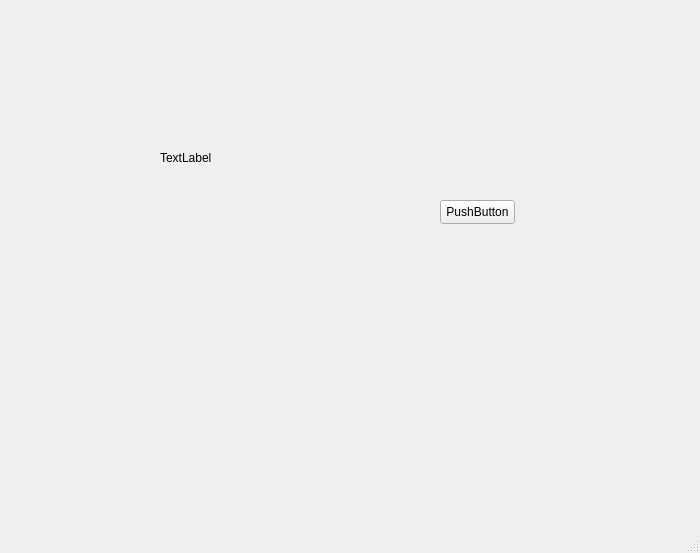
First picture: the form in ui/app.ui, repository YuCheng21/kmu-excel-tool, before the edit.
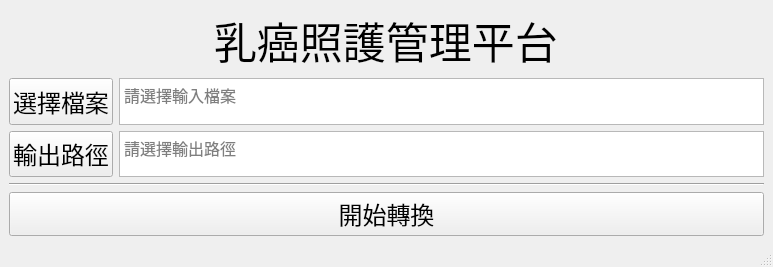
Second picture: the form after the edit.

What changed in the file:
```diff
--- a/ui/app.ui
+++ b/ui/app.ui
@@ -6,40 +6,189 @@
    <rect>
     <x>0</x>
     <y>0</y>
-    <width>700</width>
-    <height>553</height>
+    <width>773</width>
+    <height>267</height>
    </rect>
   </property>
   <property name="windowTitle">
    <string>MainWindow</string>
   </property>
   <widget class="QWidget" name="centralwidget">
-   <widget class="QPushButton" name="asdf">
-    <property name="geometry">
-     <rect>
-      <x>440</x>
-      <y>200</y>
-      <width>75</width>
-      <height>24</height>
-     </rect>
-    </property>
-    <property name="text">
-     <string>PushButton</string>
-    </property>
-   </widget>
-   <widget class="QLabel" name="text">
-    <property name="geometry">
-     <rect>
-      <x>160</x>
-      <y>150</y>
-      <width>53</width>
-      <height>16</height>
-     </rect>
-    </property>
-    <property name="text">
-     <string>TextLabel</string>
-    </property>
-   </widget>
+   <layout class="QVBoxLayout" name="verticalLayout_2">
+    <item>
+     <layout class="QVBoxLayout" name="verticalLayout">
+      <item>
+       <layout class="QHBoxLayout" name="horizontalLayout_4">
+        <item>
+         <widget class="QLabel" name="label">
+          <property name="enabled">
+           <bool>true</bool>
+          </property>
+          <property name="sizePolicy">
+           <sizepolicy hsizetype="Fixed" vsizetype="Fixed">
+            <horstretch>2</horstretch>
+            <verstretch>0</verstretch>
+           </sizepolicy>
+          </property>
+          <property name="font">
+           <font>
+            <family>jf open 粉圓 1.1</family>
+            <pointsize>32</pointsize>
+           </font>
+          </property>
+          <property name="text">
+           <string>乳癌照護管理平台</string>
+          </property>
+         </widget>
+        </item>
+       </layout>
+      </item>
+      <item>
+       <layout class="QHBoxLayout" name="horizontalLayout_3">
+        <item>
+         <widget class="QPushButton" name="pushButton">
+          <property name="sizePolicy">
+           <sizepolicy hsizetype="Minimum" vsizetype="Preferred">
+            <horstretch>0</horstretch>
+            <verstretch>0</verstretch>
+           </sizepolicy>
+          </property>
+          <property name="font">
+           <font>
+            <family>jf open 粉圓 1.1</family>
+            <pointsize>18</pointsize>
+           </font>
+          </property>
+          <property name="text">
+           <string>選擇檔案</string>
+          </property>
+         </widget>
+        </item>
+        <item>
+         <widget class="QTextEdit" name="textEdit">
+          <property name="sizePolicy">
+           <sizepolicy hsizetype="Expanding" vsizetype="Ignored">
+            <horstretch>0</horstretch>
+            <verstretch>0</verstretch>
+           </sizepolicy>
+          </property>
+          <property name="sizeIncrement">
+           <size>
+            <width>0</width>
+            <height>0</height>
+           </size>
+          </property>
+          <property name="baseSize">
+           <size>
+            <width>0</width>
+            <height>0</height>
+           </size>
+          </property>
+          <property name="font">
+           <font>
+            <family>思源黑體</family>
+            <pointsize>12</pointsize>
+           </font>
+          </property>
+          <property name="layoutDirection">
+           <enum>Qt::LeftToRight</enum>
+          </property>
+          <property name="verticalScrollBarPolicy">
+           <enum>Qt::ScrollBarAlwaysOff</enum>
+          </property>
+          <property name="horizontalScrollBarPolicy">
+           <enum>Qt::ScrollBarAlwaysOff</enum>
+          </property>
+          <property name="sizeAdjustPolicy">
+           <enum>QAbstractScrollArea::AdjustIgnored</enum>
+          </property>
+          <property name="autoFormatting">
+           <set>QTextEdit::AutoNone</set>
+          </property>
+          <property name="tabChangesFocus">
+           <bool>true</bool>
+          </property>
+          <property name="placeholderText">
+           <string>請選擇輸入檔案</string>
+          </property>
+         </widget>
+        </item>
+       </layout>
+      </item>
+      <item>
+       <layout class="QHBoxLayout" name="horizontalLayout_2">
+        <item>
+         <widget class="QPushButton" name="pushButton_2">
+          <property name="sizePolicy">
+           <sizepolicy hsizetype="Minimum" vsizetype="Preferred">
+            <horstretch>0</horstretch>
+            <verstretch>0</verstretch>
+           </sizepolicy>
+          </property>
+          <property name="font">
+           <font>
+            <family>jf open 粉圓 1.1</family>
+            <pointsize>18</pointsize>
+           </font>
+          </property>
+          <property name="text">
+           <string>輸出路徑</string>
+          </property>
+         </widget>
+        </item>
+        <item>
+         <widget class="QTextEdit" name="textEdit_2">
+          <property name="sizePolicy">
+           <sizepolicy hsizetype="Expanding" vsizetype="Ignored">
+            <horstretch>0</horstretch>
+            <verstretch>0</verstretch>
+           </sizepolicy>
+          </property>
+          <property name="font">
+           <font>
+            <family>思源黑體</family>
+            <pointsize>12</pointsize>
+           </font>
+          </property>
+          <property name="verticalScrollBarPolicy">
+           <enum>Qt::ScrollBarAlwaysOff</enum>
+          </property>
+          <property name="placeholderText">
+           <string>請選擇輸出路徑</string>
+          </property>
+         </widget>
+        </item>
+       </layout>
+      </item>
+      <item>
+       <widget class="Line" name="line">
+        <property name="frameShadow">
+         <enum>QFrame::Sunken</enum>
+        </property>
+        <property name="lineWidth">
+         <number>1</number>
+        </property>
+        <property name="orientation">
+         <enum>Qt::Horizontal</enum>
+        </property>
+       </widget>
+      </item>
+      <item>
+       <widget class="QPushButton" name="pushButton_3">
+        <property name="font">
+         <font>
+          <family>jf open 粉圓 1.1</family>
+          <pointsize>18</pointsize>
+         </font>
+        </property>
+        <property name="text">
+         <string>開始轉換</string>
+        </property>
+       </widget>
+      </item>
+     </layout>
+    </item>
+   </layout>
   </widget>
   <widget class="QMenuBar" name="menubar">
    <property name="geometry">
```
Left out of the diff: 4 changed lines with no effect on the pictures.
